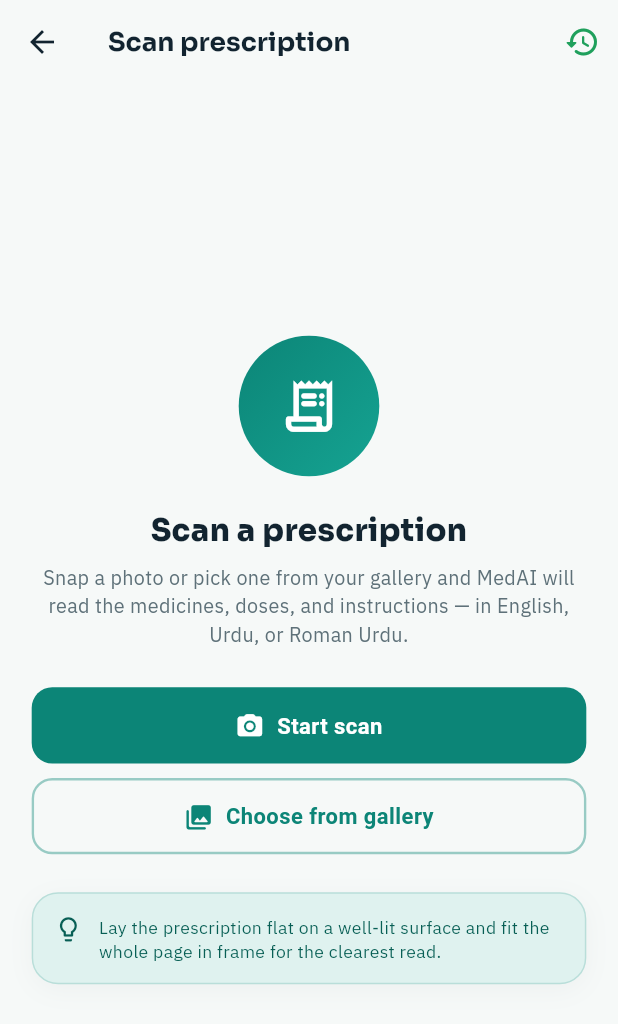
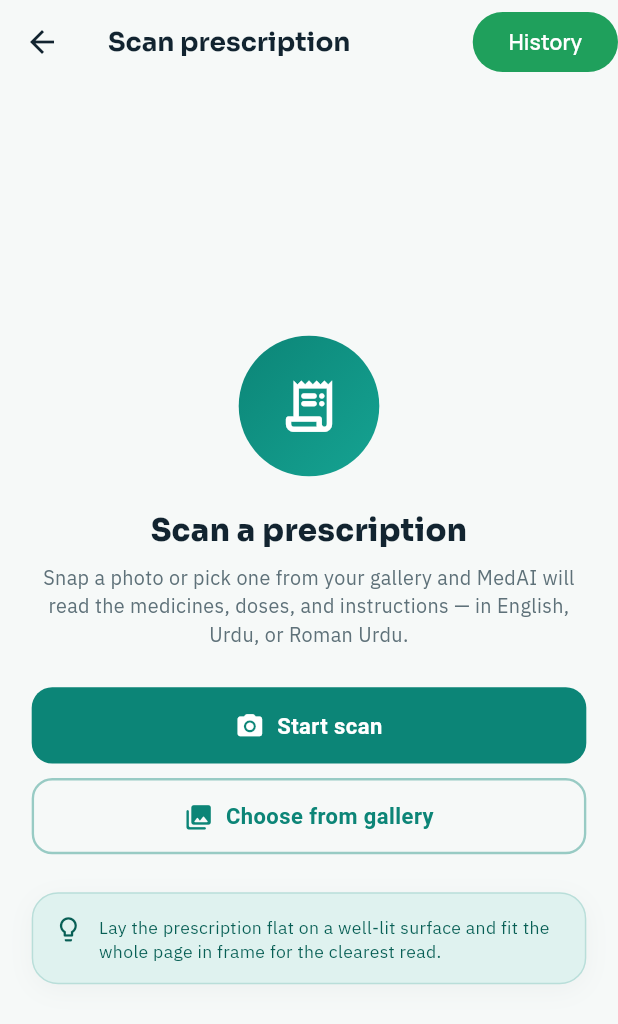
Before and after one commit to Hsweeer/medisense, a Flutter app: the screen it shows once a user with an empty profile is signed in, scrolled down 83 dp, after a tap on "Scan prescription", on a phone screen of 412 x 824 dp. Shown: the top 1024 px of the screen. Run offline on Flutter 3.47's test engine with Material 3 defaults, Android fonts, the phone set to English and light mode, and no system bars; our stand-ins replace audioplayers, camera, cloud_firestore, cloud_functions, file_picker, firebase_auth and 20 more; missing offline and left inert: android_intent_plus, contacts_service_plus, cunning_document_scanner, flutter_overlay_window, google_mlkit_face_detection, mobile_scanner and 1 more; accounts and stored records are empty; network calls fail.

Commit message:
UI: standardize scanner history buttons

```diff
--- a/lib/features/prescription/prescription_scanner_screen.dart
+++ b/lib/features/prescription/prescription_scanner_screen.dart
@@ -144,11 +144,22 @@
         surfaceTintColor: AppColors.paper,
         title: const Text('Scan prescription'),
         actions: [
-          IconButton(
-            tooltip: 'History',
-            icon: Icon(Icons.history_rounded, color: AppColors.success),
+          ElevatedButton(
+            style: ElevatedButton.styleFrom(
+              backgroundColor: AppColors.success,
+              elevation: 0,
+            ),
             onPressed: () => Navigator.of(context).push(
-              MaterialPageRoute(builder: (_) => const PrescriptionHistoryScreen()),
+              MaterialPageRoute(
+                builder: (_) => const PrescriptionHistoryScreen(),
+              ),
+            ),
+            child: Text(
+              'History',
+              style: GoogleFonts.manrope(
+                color: Colors.white,
+                fontWeight: FontWeight.w600,
+              ),
             ),
           ),
         ],
--- a/lib/features/skin/skin_check_screen.dart
+++ b/lib/features/skin/skin_check_screen.dart
@@ -145,7 +145,7 @@
         actions: [
           ElevatedButton(
             style: ElevatedButton.styleFrom(
-              backgroundColor: AppColors.paper,
+              backgroundColor: AppColors.success,
               elevation: 0,
             ),
             onPressed: () => Navigator.of(context).push(
```
Also changed, not shown: lib/features/food_scanner/screens/food_scanner_screen.dart (+12 -3 lines), lib/features/vitals/vitals_scan_screen.dart (+12 -3 lines).
